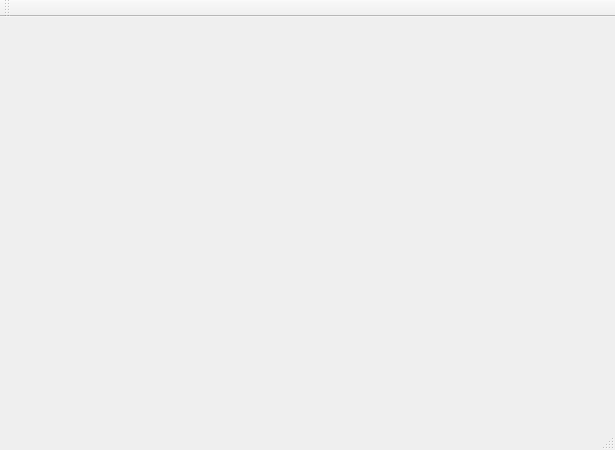
Above: Sondeur/Sondeur.ui from Woulfty/TP3-SN-CF before the change. Below: the same form after it.
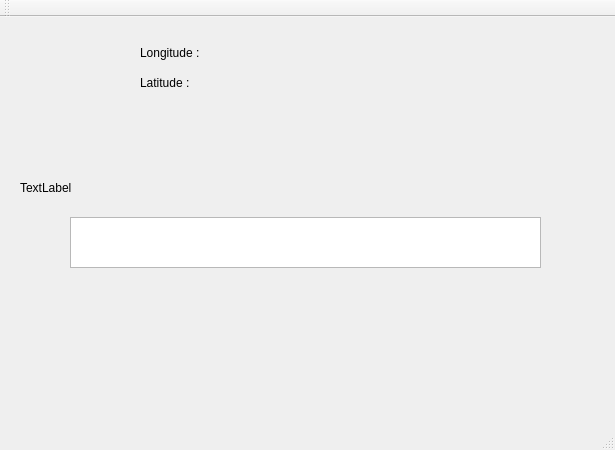
That is the form after the change.

```diff
--- a/Sondeur/Sondeur.ui
+++ b/Sondeur/Sondeur.ui
@@ -40,6 +40,55 @@
      <string/>
     </property>
    </widget>
+   <widget class="QLabel" name="latitude_2">
+    <property name="geometry">
+     <rect>
+      <x>140</x>
+      <y>50</y>
+      <width>111</width>
+      <height>31</height>
+     </rect>
+    </property>
+    <property name="text">
+     <string>Latitude :</string>
+    </property>
+   </widget>
+   <widget class="QLabel" name="longitude_2">
+    <property name="geometry">
+     <rect>
+      <x>140</x>
+      <y>20</y>
+      <width>111</width>
+      <height>31</height>
+     </rect>
+    </property>
+    <property name="text">
+     <string>Longitude :</string>
+    </property>
+   </widget>
+   <widget class="QLabel" name="SQL">
+    <property name="geometry">
+     <rect>
+      <x>20</x>
+      <y>160</y>
+      <width>561</width>
+      <height>21</height>
+     </rect>
+    </property>
+    <property name="text">
+     <string>TextLabel</string>
+    </property>
+   </widget>
+   <widget class="QPlainTextEdit" name="SQL2">
+    <property name="geometry">
+     <rect>
+      <x>70</x>
+      <y>200</y>
+      <width>471</width>
+      <height>51</height>
+     </rect>
+    </property>
+   </widget>
   </widget>
   <widget class="QMenuBar" name="menuBar">
    <property name="geometry">
```
